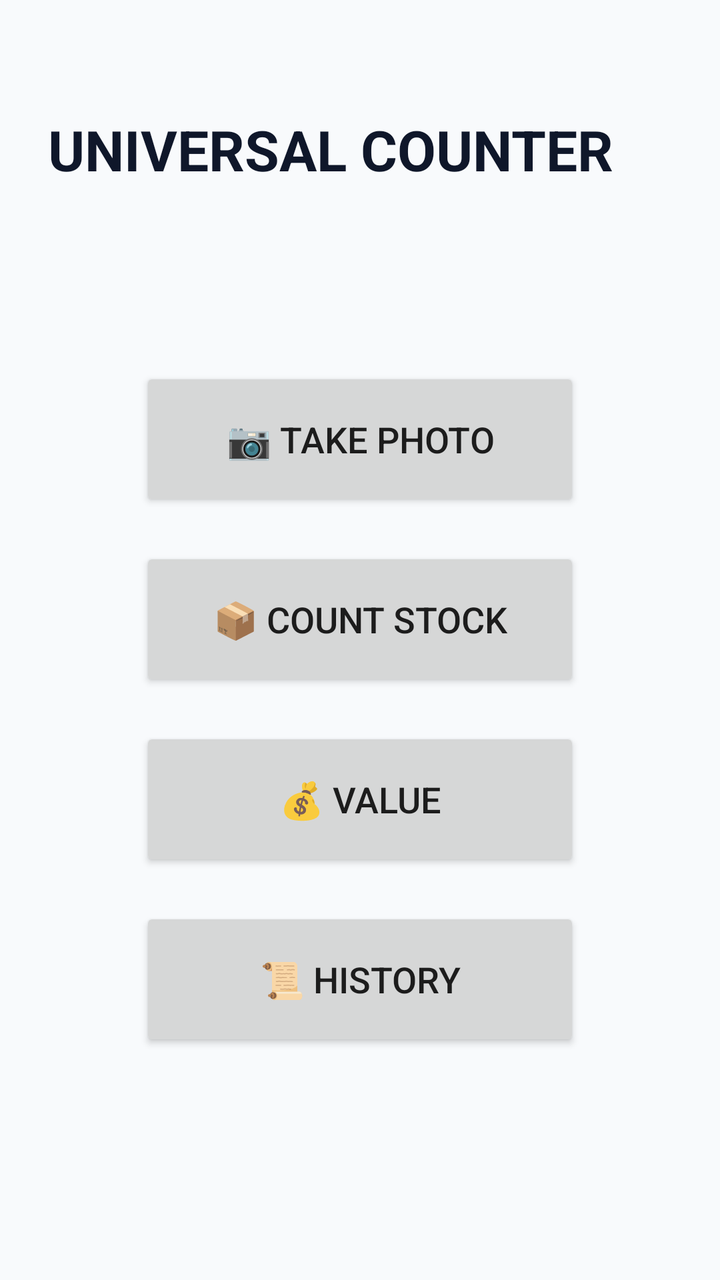
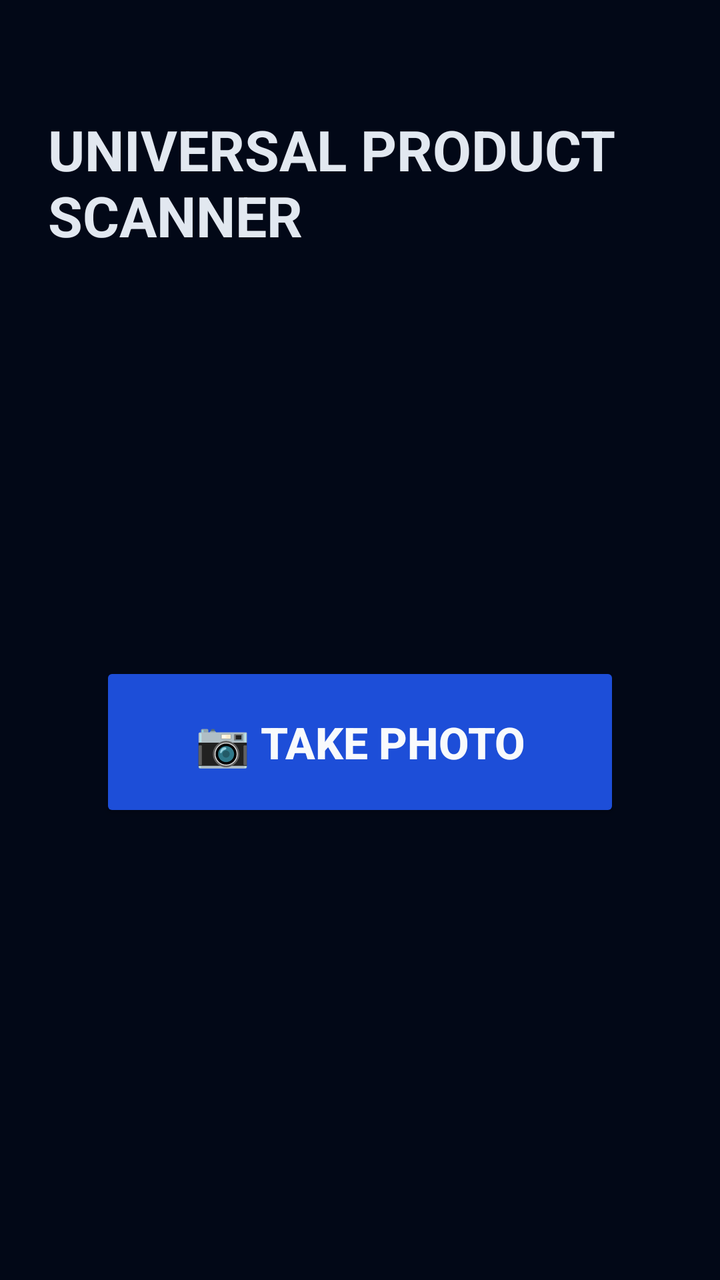

The first picture is an Android layout as it rendered before a commit; the second is the same layout after the commit. The layout source and the unified diff follow.
<!-- AndroidManifest.xml: application theme Theme.UniversalCounter -->
<!-- res/layout/activity_main.xml -->
<?xml version="1.0" encoding="utf-8"?>
<LinearLayout xmlns:android="http://schemas.android.com/apk/res/android"
    android:layout_width="match_parent"
    android:layout_height="match_parent"
    android:background="#F8FAFC"
    android:orientation="vertical"
    android:padding="24dp">

    <TextView
        android:layout_width="match_parent"
        android:layout_height="wrap_content"
        android:layout_marginTop="32dp"
        android:text="UNIVERSAL COUNTER"
        android:textAlignment="center"
        android:textColor="#0F172A"
        android:textSize="28sp"
        android:textStyle="bold" />

    <LinearLayout
        android:layout_width="match_parent"
        android:layout_height="0dp"
        android:layout_weight="1"
        android:gravity="center"
        android:orientation="vertical">

        <Button
            android:id="@+id/takePhotoButton"
            android:layout_width="220dp"
            android:layout_height="72dp"
            android:layout_marginBottom="18dp"
            android:text="📷 TAKE PHOTO"
            android:textSize="18sp" />

        <Button
            android:id="@+id/countStockButton"
            android:layout_width="220dp"
            android:layout_height="72dp"
            android:layout_marginBottom="18dp"
            android:text="📦 COUNT STOCK"
            android:textSize="18sp" />

        <Button
            android:id="@+id/valueButton"
            android:layout_width="220dp"
            android:layout_height="72dp"
            android:layout_marginBottom="18dp"
            android:text="💰 VALUE"
            android:textSize="18sp" />

        <Button
            android:id="@+id/historyButton"
            android:layout_width="220dp"
            android:layout_height="72dp"
            android:text="📜 HISTORY"
            android:textSize="18sp" />
    </LinearLayout>
</LinearLayout>
<!-- resources referenced by this layout -->
<resources>
  <style name="Theme.UniversalCounter" parent="Theme.MaterialComponents.DayNight.NoActionBar">
          <item name="colorPrimary">#1F5BFF</item>
          <item name="colorPrimaryVariant">#1547C9</item>
          <item name="colorOnPrimary">#FFFFFF</item>
          <item name="colorSecondary">#0F172A</item>
          <item name="colorSecondaryVariant">#111827</item>
          <item name="colorOnSecondary">#FFFFFF</item>
          <item name="android:statusBarColor">#0F172A</item>
          <item name="android:navigationBarColor">#0F172A</item>
          <item name="android:windowBackground">#F8FAFC</item>
          <item name="materialButtonStyle">@style/Widget.UniversalCounter.Button</item>
      </style>
  <style name="Widget.UniversalCounter.Button" parent="Widget.MaterialComponents.Button">
          <item name="android:textAllCaps">false</item>
          <item name="cornerRadius">14dp</item>
          <item name="backgroundTint">@color/uc_primary</item>
      </style>
  <color name="uc_primary">#1F5BFF</color>
</resources>

<!-- the commit's change to res/layout/activity_main.xml (unified diff, before → after) -->
@@ -2,7 +2,7 @@
 <LinearLayout xmlns:android="http://schemas.android.com/apk/res/android"
     android:layout_width="match_parent"
     android:layout_height="match_parent"
-    android:background="#F8FAFC"
+    android:background="#020817"
     android:orientation="vertical"
     android:padding="24dp">
 
@@ -10,9 +10,9 @@
         android:layout_width="match_parent"
         android:layout_height="wrap_content"
         android:layout_marginTop="32dp"
-        android:text="UNIVERSAL COUNTER"
+        android:text="UNIVERSAL PRODUCT SCANNER"
         android:textAlignment="center"
-        android:textColor="#0F172A"
+        android:textColor="#E2E8F0"
         android:textSize="28sp"
         android:textStyle="bold" />
 
@@ -25,33 +25,12 @@
 
         <Button
             android:id="@+id/takePhotoButton"
-            android:layout_width="220dp"
-            android:layout_height="72dp"
-            android:layout_marginBottom="18dp"
+            android:layout_width="260dp"
+            android:layout_height="80dp"
             android:text="📷 TAKE PHOTO"
-            android:textSize="18sp" />
-
-        <Button
-            android:id="@+id/countStockButton"
-            android:layout_width="220dp"
-            android:layout_height="72dp"
-            android:layout_marginBottom="18dp"
-            android:text="📦 COUNT STOCK"
-            android:textSize="18sp" />
-
-        <Button
-            android:id="@+id/valueButton"
-            android:layout_width="220dp"
-            android:layout_height="72dp"
-            android:layout_marginBottom="18dp"
-            android:text="💰 VALUE"
-            android:textSize="18sp" />
-
-        <Button
-            android:id="@+id/historyButton"
-            android:layout_width="220dp"
-            android:layout_height="72dp"
-            android:text="📜 HISTORY"
-            android:textSize="18sp" />
+            android:textSize="22sp"
+            android:textStyle="bold"
+            android:backgroundTint="#1D4ED8"
+            android:textColor="#F8FAFC" />
     </LinearLayout>
 </LinearLayout>
